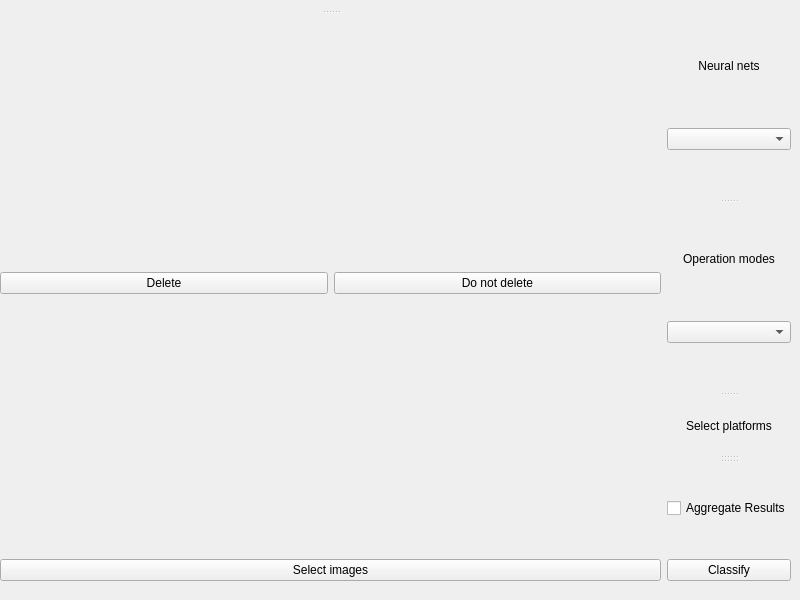
First picture: the form in src/gui/handler/ui/StartWidget.ui, repository MaximilianFranz/hics, before the edit.
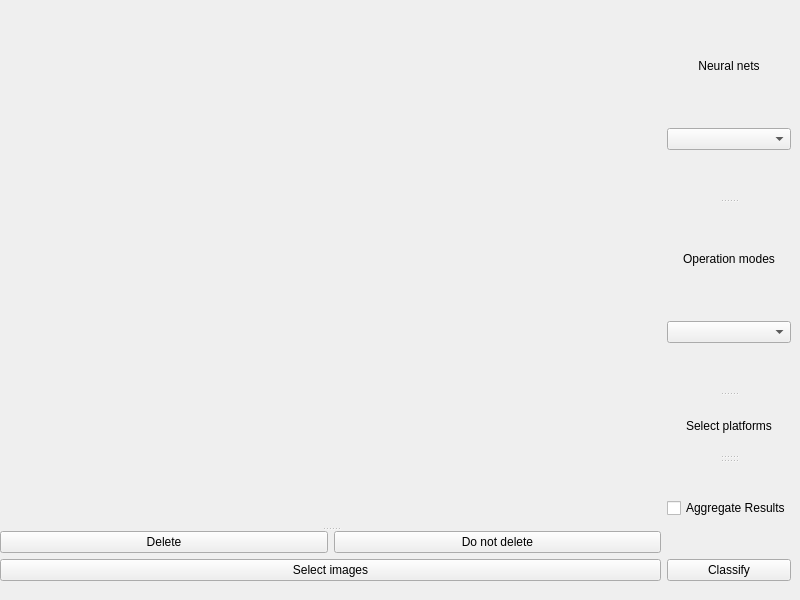
Second picture: the form after the edit.

Commit message: Changed StartWidget design.

```diff
--- a/src/gui/handler/ui/StartWidget.ui
+++ b/src/gui/handler/ui/StartWidget.ui
@@ -13,7 +13,7 @@
   <property name="windowTitle">
    <string>Form</string>
   </property>
-  <widget class="QWidget" name="">
+  <widget class="QWidget" name="layoutWidget">
    <property name="geometry">
     <rect>
      <x>0</x>
@@ -23,35 +23,21 @@
     </rect>
    </property>
    <layout class="QGridLayout" name="gridLayout">
-    <item row="0" column="0">
-     <widget class="QSplitter" name="imagesQSplitter">
-      <property name="orientation">
-       <enum>Qt::Vertical</enum>
+    <item row="2" column="0">
+     <widget class="QPushButton" name="selectInputImagesQPushButton">
+      <property name="text">
+       <string>Select images</string>
       </property>
-      <widget class="QWidget" name="gridLayoutWidget">
-       <layout class="QGridLayout" name="inputImagesQGridLayout"/>
-      </widget>
-      <widget class="QWidget" name="">
-       <layout class="QHBoxLayout" name="deletionQHBoxLayout">
-        <item>
-         <widget class="QPushButton" name="confirmDeletionQPushButton">
-          <property name="text">
-           <string>Delete</string>
-          </property>
-         </widget>
-        </item>
-        <item>
-         <widget class="QPushButton" name="abortDeletionQPushButton">
-          <property name="text">
-           <string>Do not delete</string>
-          </property>
-         </widget>
-        </item>
-       </layout>
-      </widget>
      </widget>
     </item>
-    <item row="0" column="1">
+    <item row="2" column="1">
+     <widget class="QPushButton" name="classificationQPushButton">
+      <property name="text">
+       <string>Classify</string>
+      </property>
+     </widget>
+    </item>
+    <item row="0" column="1" rowspan="2">
      <widget class="QSplitter" name="optionsQSplitter">
       <property name="sizePolicy">
        <sizepolicy hsizetype="Fixed" vsizetype="Minimum">
@@ -62,7 +48,7 @@
       <property name="orientation">
        <enum>Qt::Vertical</enum>
       </property>
-      <widget class="QWidget" name="">
+      <widget class="QWidget" name="layoutWidget">
        <layout class="QVBoxLayout" name="neuralNetsQVBoxLayout">
         <item>
          <widget class="QLabel" name="neuralNetsTitleQLabel">
@@ -85,7 +71,7 @@
         </item>
        </layout>
       </widget>
-      <widget class="QWidget" name="">
+      <widget class="QWidget" name="layoutWidget">
        <layout class="QVBoxLayout" name="operationModesQVBoxLayout">
         <item>
          <widget class="QLabel" name="operationModesTitleQLabel">
@@ -132,34 +118,41 @@
      </widget>
     </item>
     <item row="1" column="0">
-     <widget class="QPushButton" name="selectInputImagesQPushButton">
-      <property name="text">
-       <string>Select images</string>
+     <widget class="QSplitter" name="imagesQSplitter">
+      <property name="sizePolicy">
+       <sizepolicy hsizetype="Ignored" vsizetype="Fixed">
+        <horstretch>0</horstretch>
+        <verstretch>0</verstretch>
+       </sizepolicy>
       </property>
-     </widget>
-    </item>
-    <item row="1" column="1">
-     <widget class="QPushButton" name="classificationQPushButton">
-      <property name="text">
-       <string>Classify</string>
+      <property name="orientation">
+       <enum>Qt::Vertical</enum>
       </property>
+      <widget class="QWidget" name="gridLayoutWidget">
+       <layout class="QGridLayout" name="inputImagesQGridLayout"/>
+      </widget>
+      <widget class="QWidget" name="layoutWidget">
+       <layout class="QHBoxLayout" name="deletionQHBoxLayout">
+        <item>
+         <widget class="QPushButton" name="confirmDeletionQPushButton">
+          <property name="text">
+           <string>Delete</string>
+          </property>
+         </widget>
+        </item>
+        <item>
+         <widget class="QPushButton" name="abortDeletionQPushButton">
+          <property name="text">
+           <string>Do not delete</string>
+          </property>
+         </widget>
+        </item>
+       </layout>
+      </widget>
      </widget>
     </item>
    </layout>
   </widget>
-  <zorder>selectInputImagesQPushButton</zorder>
-  <zorder>classificationQPushButton</zorder>
-  <zorder>operationModesQComboBox</zorder>
-  <zorder>neuralNetsQComboBox</zorder>
-  <zorder>neuralNetsTitleQLabel</zorder>
-  <zorder>operationModesTitleQLabel</zorder>
-  <zorder>platformsTitleQLabel</zorder>
-  <zorder>verticalLayoutWidget</zorder>
-  <zorder>aggregateResultsQCheckBox</zorder>
-  <zorder>confirmDeletionQPushButton</zorder>
-  <zorder>abortDeletionQPushButton</zorder>
-  <zorder>gridLayoutWidget</zorder>
-  <zorder>platformsTitleQLabel</zorder>
  </widget>
  <resources/>
  <connections/>
```
